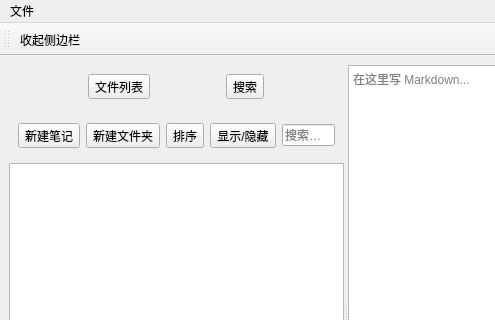
SS-R-in/MossNote, file mainwindow.ui: the form before one commit; both pictures show x 0 to 495 and y 0 to 320 of the 800 by 600 pixel window.
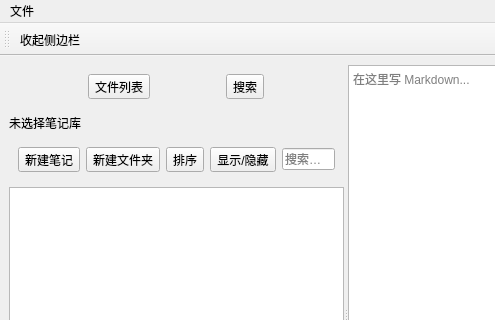
The form after the commit.

Commit message: feat: display the current vault name

The edit to the form file:
```diff
--- a/mainwindow.ui
+++ b/mainwindow.ui
@@ -48,6 +48,13 @@
           </layout>
          </widget>
         </item>
+        <item>
+         <widget class="QLabel" name="vaultLabel">
+          <property name="text">
+           <string>未选择笔记库</string>
+          </property>
+         </widget>
+        </item>
         <item>
          <widget class="QWidget" name="actionBar" native="true">
           <layout class="QHBoxLayout" name="horizontalLayout_2">
```
The commit also changes 1 other file.
